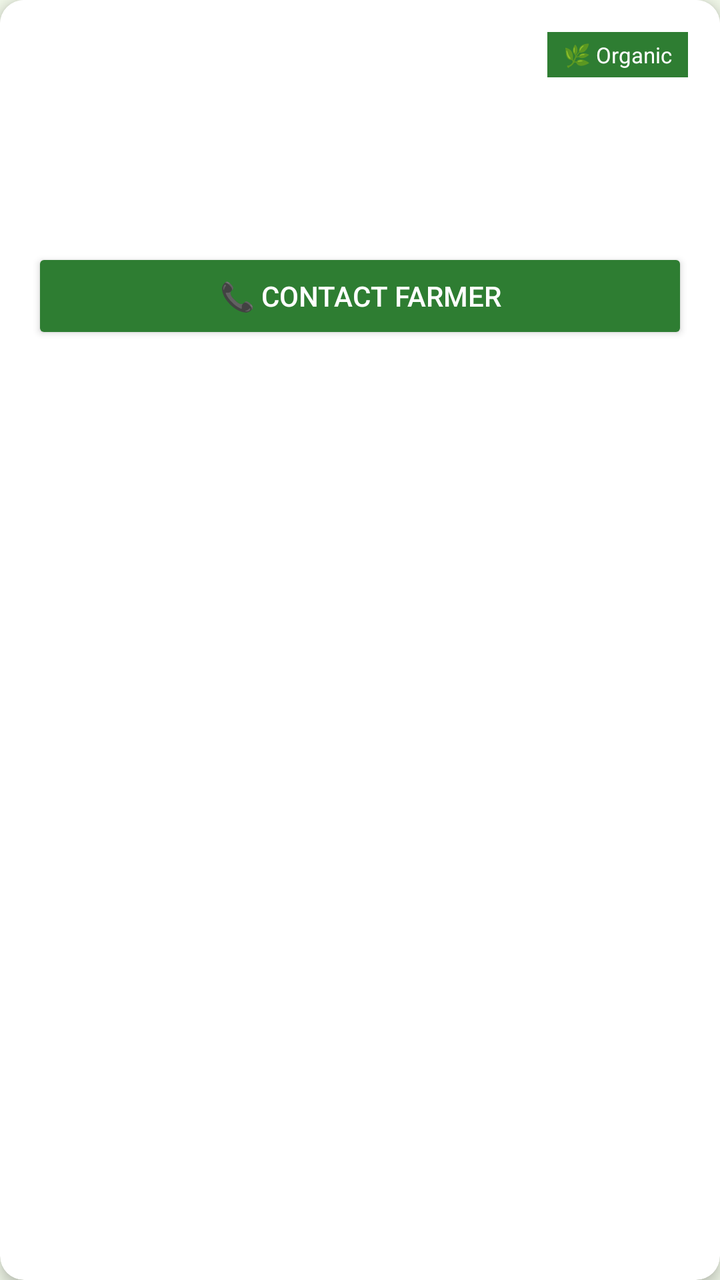
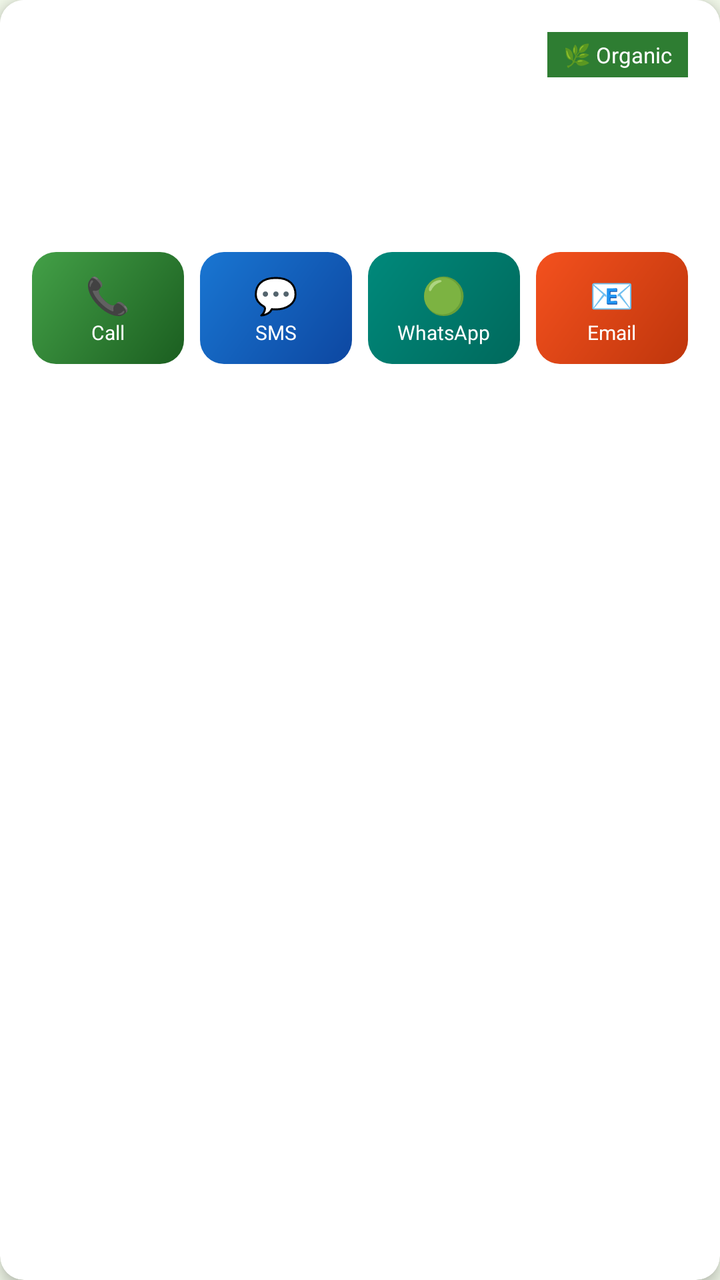

The first picture is an Android layout as it rendered before a commit; the second is the same layout after the commit. The layout source and the unified diff follow.
<!-- AndroidManifest.xml: application theme Theme.SiriDhanyaHub -->
<!-- res/layout/item_direct_buy.xml -->
<?xml version="1.0" encoding="utf-8"?>
<androidx.cardview.widget.CardView
    xmlns:android="http://schemas.android.com/apk/res/android"
    xmlns:app="http://schemas.android.com/apk/res-auto"
    android:layout_width="match_parent"
    android:layout_height="wrap_content"
    android:layout_margin="8dp"
    app:cardCornerRadius="12dp"
    app:cardElevation="4dp">

    <LinearLayout
        android:layout_width="match_parent"
        android:layout_height="wrap_content"
        android:orientation="vertical"
        android:padding="16dp"
        android:background="@color/white">

        <LinearLayout
            android:layout_width="match_parent"
            android:layout_height="wrap_content"
            android:orientation="horizontal">

            <LinearLayout
                android:layout_width="0dp"
                android:layout_height="wrap_content"
                android:layout_weight="1"
                android:orientation="vertical">

                <TextView
                    android:id="@+id/tv_farmer_name"
                    android:layout_width="wrap_content"
                    android:layout_height="wrap_content"
                    android:textSize="16sp"
                    android:textStyle="bold"
                    android:textColor="@color/green_dark" />

                <TextView
                    android:id="@+id/tv_farmer_location"
                    android:layout_width="wrap_content"
                    android:layout_height="wrap_content"
                    android:textSize="13sp"
                    android:textColor="@color/brown_primary"
                    android:layout_marginTop="2dp" />

            </LinearLayout>

            <TextView
                android:id="@+id/tv_organic_badge"
                android:layout_width="wrap_content"
                android:layout_height="wrap_content"
                android:text="🌿 Organic"
                android:textSize="11sp"
                android:textColor="@color/white"
                android:background="@color/green_primary"
                android:paddingStart="8dp"
                android:paddingEnd="8dp"
                android:paddingTop="4dp"
                android:paddingBottom="4dp" />

        </LinearLayout>

        <TextView
            android:id="@+id/tv_millet_type"
            android:layout_width="wrap_content"
            android:layout_height="wrap_content"
            android:textSize="15sp"
            android:textStyle="bold"
            android:textColor="@color/brown_primary"
            android:layout_marginTop="8dp" />

        <LinearLayout
            android:layout_width="match_parent"
            android:layout_height="wrap_content"
            android:orientation="horizontal"
            android:layout_marginTop="8dp">

            <TextView
                android:id="@+id/tv_farmer_price"
                android:layout_width="0dp"
                android:layout_height="wrap_content"
                android:layout_weight="1"
                android:textSize="15sp"
                android:textStyle="bold"
                android:textColor="@color/yellow_millet" />

            <TextView
                android:id="@+id/tv_farmer_quantity"
                android:layout_width="wrap_content"
                android:layout_height="wrap_content"
                android:textSize="13sp"
                android:textColor="@color/brown_primary" />

        </LinearLayout>

        <Button
            android:id="@+id/btn_contact_farmer"
            android:layout_width="match_parent"
            android:layout_height="wrap_content"
            android:text="📞 Contact Farmer"
            android:textColor="@color/white"
            android:backgroundTint="@color/green_primary"
            android:layout_marginTop="10dp" />

    </LinearLayout>

</androidx.cardview.widget.CardView>
<!-- resources referenced by this layout -->
<resources>
  <color name="brown_primary">#5D4037</color>
  <color name="green_dark">#1B5E20</color>
  <color name="green_primary">#2E7D32</color>
  <color name="white">#FFFFFF</color>
  <color name="yellow_millet">#F9A825</color>
  <style name="Theme.SiriDhanyaHub" parent="Base.Theme.SiriDhanyaHub" />
  <style name="Base.Theme.SiriDhanyaHub" parent="Theme.Material3.Light.NoActionBar">
          <item name="colorPrimary">#2E7D32</item>
          <item name="colorOnPrimary">#FFFFFF</item>
          <item name="colorSecondary">#795548</item>
          <item name="colorOnSecondary">#FFFFFF</item>
          <item name="colorSurface">#F1F8E9</item>
          <item name="colorOnSurface">#33691E</item>
          <item name="android:colorBackground">#F1F8E9</item>
      </style>
</resources>

<!-- the commit's change to res/layout/item_direct_buy.xml (unified diff, before → after) -->
@@ -92,14 +92,116 @@
 
         </LinearLayout>
 
+        
+        <LinearLayout
+            android:layout_width="match_parent"
+            android:layout_height="wrap_content"
+            android:orientation="horizontal"
+            android:layout_marginTop="12dp"
+            android:weightSum="4">
+
+            
+            <LinearLayout
+                android:id="@+id/btn_call"
+                android:layout_width="0dp"
+                android:layout_height="56dp"
+                android:layout_weight="1"
+                android:orientation="vertical"
+                android:gravity="center"
+                android:background="@drawable/card_green_gradient"
+                android:layout_marginEnd="4dp">
+                <TextView
+                    android:layout_width="wrap_content"
+                    android:layout_height="wrap_content"
+                    android:text="📞"
+                    android:textSize="18sp"/>
+                <TextView
+                    android:layout_width="wrap_content"
+                    android:layout_height="wrap_content"
+                    android:text="Call"
+                    android:textSize="10sp"
+                    android:textColor="@color/white"/>
+            </LinearLayout>
+
+            
+            <LinearLayout
+                android:id="@+id/btn_sms"
+                android:layout_width="0dp"
+                android:layout_height="56dp"
+                android:layout_weight="1"
+                android:orientation="vertical"
+                android:gravity="center"
+                android:background="@drawable/card_blue_gradient"
+                android:layout_marginStart="4dp"
+                android:layout_marginEnd="4dp">
+                <TextView
+                    android:layout_width="wrap_content"
+                    android:layout_height="wrap_content"
+                    android:text="💬"
+                    android:textSize="18sp"/>
+                <TextView
+                    android:layout_width="wrap_content"
+                    android:layout_height="wrap_content"
+                    android:text="SMS"
+                    android:textSize="10sp"
+                    android:textColor="@color/white"/>
+            </LinearLayout>
+
+            
+            <LinearLayout
+                android:id="@+id/btn_whatsapp"
+                android:layout_width="0dp"
+                android:layout_height="56dp"
+                android:layout_weight="1"
+                android:orientation="vertical"
+                android:gravity="center"
+                android:background="@drawable/card_teal_gradient"
+                android:layout_marginStart="4dp"
+                android:layout_marginEnd="4dp">
+                <TextView
+                    android:layout_width="wrap_content"
+                    android:layout_height="wrap_content"
+                    android:text="🟢"
+                    android:textSize="18sp"/>
+                <TextView
+                    android:layout_width="wrap_content"
+                    android:layout_height="wrap_content"
+                    android:text="WhatsApp"
+                    android:textSize="10sp"
+                    android:textColor="@color/white"/>
+            </LinearLayout>
+
+            
+            <LinearLayout
+                android:id="@+id/btn_email"
+                android:layout_width="0dp"
+                android:layout_height="56dp"
+                android:layout_weight="1"
+                android:orientation="vertical"
+                android:gravity="center"
+                android:background="@drawable/card_orange_gradient"
+                android:layout_marginStart="4dp">
+                <TextView
+                    android:layout_width="wrap_content"
+                    android:layout_height="wrap_content"
+                    android:text="📧"
+                    android:textSize="18sp"/>
+                <TextView
+                    android:layout_width="wrap_content"
+                    android:layout_height="wrap_content"
+                    android:text="Email"
+                    android:textSize="10sp"
+                    android:textColor="@color/white"/>
+            </LinearLayout>
+
+        </LinearLayout>
+
+        
         <Button
             android:id="@+id/btn_contact_farmer"
             android:layout_width="match_parent"
             android:layout_height="wrap_content"
-            android:text="📞 Contact Farmer"
-            android:textColor="@color/white"
-            android:backgroundTint="@color/green_primary"
-            android:layout_marginTop="10dp" />
+            android:visibility="gone" />
 
     </LinearLayout>
 
<!-- resource entries referenced after the edit -->
@@ -5,6 +5,46 @@
   <color name="green_primary">#2E7D32</color>
   <color name="white">#FFFFFF</color>
   <color name="yellow_millet">#F9A825</color>
+  <!-- drawable card_blue_gradient (drawable) -->
+  <?xml version="1.0" encoding="utf-8"?>
+  <shape xmlns:android="http://schemas.android.com/apk/res/android"
+      android:shape="rectangle">
+      <gradient
+          android:startColor="#0D47A1"
+          android:endColor="#1976D2"
+          android:angle="135" />
+      <corners android:radius="12dp" />
+  </shape>
+  <!-- drawable card_green_gradient (drawable) -->
+  <?xml version="1.0" encoding="utf-8"?>
+  <shape xmlns:android="http://schemas.android.com/apk/res/android"
+      android:shape="rectangle">
+      <gradient
+          android:startColor="#1B5E20"
+          android:endColor="#43A047"
+          android:angle="135" />
+      <corners android:radius="12dp" />
+  </shape>
+  <!-- drawable card_orange_gradient (drawable) -->
+  <?xml version="1.0" encoding="utf-8"?>
+  <shape xmlns:android="http://schemas.android.com/apk/res/android"
+      android:shape="rectangle">
+      <gradient
+          android:startColor="#BF360C"
+          android:endColor="#F4511E"
+          android:angle="135" />
+      <corners android:radius="12dp" />
+  </shape>
+  <!-- drawable card_teal_gradient (drawable) -->
+  <?xml version="1.0" encoding="utf-8"?>
+  <shape xmlns:android="http://schemas.android.com/apk/res/android"
+      android:shape="rectangle">
+      <gradient
+          android:startColor="#00695C"
+          android:endColor="#00897B"
+          android:angle="135" />
+      <corners android:radius="12dp" />
+  </shape>
   <style name="Theme.SiriDhanyaHub" parent="Base.Theme.SiriDhanyaHub" />
   <style name="Base.Theme.SiriDhanyaHub" parent="Theme.Material3.Light.NoActionBar">
           <item name="colorPrimary">#2E7D32</item>
